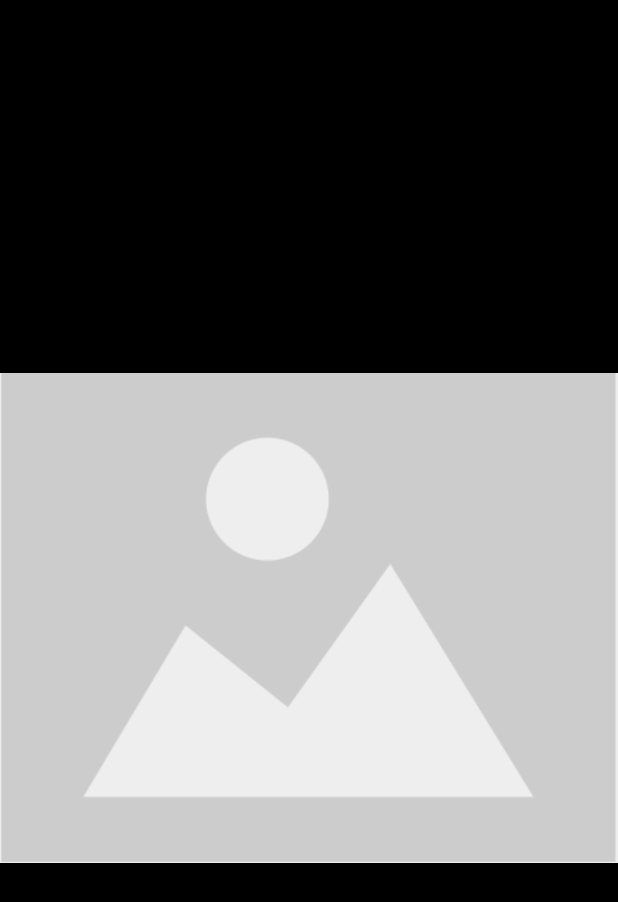
After one commit to anujpotdar/RedditClient, an Android app: the ImageActivity screen opened directly, with no data from a screen before it, on a phone screen of 412 x 824 dp. The commit adds this screen. Shown: the top 902 px of the screen. Run offline under Robolectric (Android 15) with nearby library versions, the phone set to English and light mode, and no system bars; our stand-ins replace data binding; network calls fail; pictures from the network do not load.

Commit message:
Open one image in another activity + bug fixes + UI

```diff
--- a/app/build.gradle
+++ b/app/build.gradle
@@ -41,7 +41,7 @@ dependencies {
     compile 'com.squareup.okhttp3:logging-interceptor:3.4.1'
     compile 'com.squareup.retrofit2:retrofit:2.1.0'// compulsory
     compile 'com.squareup.retrofit2:converter-gson:2.1.0' //for retrofit conversion
-    implementation ("com.github.bumptech.glide:glide:4.7.1") {
+    implementation("com.github.bumptech.glide:glide:4.7.1") {
         exclude group: "com.android.support"
     }
 }
--- a/app/src/main/AndroidManifest.xml
+++ b/app/src/main/AndroidManifest.xml
@@ -18,6 +18,7 @@
                 <category android:name="android.intent.category.LAUNCHER" />
             </intent-filter>
         </activity>
+        <activity android:name=".viewImage.ImageActivity"></activity>
     </application>
 
 </manifest>
--- a/app/src/main/java/com/anuj/potdar/redditclient/landingPage/fragment/HomePageFragment.java
+++ b/app/src/main/java/com/anuj/potdar/redditclient/landingPage/fragment/HomePageFragment.java
@@ -54,7 +54,6 @@ public class HomePageFragment extends Fragment {
     }
 
 
-
     public FragmentHomePageBinding getBinding() {
         return binding;
     }
--- a/app/src/main/java/com/anuj/potdar/redditclient/landingPage/viewmodel/HomePageViewModel.java
+++ b/app/src/main/java/com/anuj/potdar/redditclient/landingPage/viewmodel/HomePageViewModel.java
@@ -52,6 +52,7 @@ public class HomePageViewModel {
             @Override
             public boolean onQueryTextSubmit(String query) {
                 if(!query.trim().equals("") && query!=null){
+                    binding.swipeToRefresh.setRefreshing(true);
                     downloadUserEnteredFeed(query);
                 }
                 return false;
@@ -77,6 +78,7 @@ public class HomePageViewModel {
                         ArrayList<Child> children = (ArrayList<Child>)feed.getData().getChildren();
                         feedAdapter = new FeedAdapter(children,context);
                         binding.feedList.setAdapter(feedAdapter);
+                        binding.swipeToRefresh.setRefreshing(false);
                     }
 
                 }
@@ -84,7 +86,7 @@ public class HomePageViewModel {
 
             @Override
             public void onFailure(Call<Feed> call, Throwable t) {
-
+                binding.swipeToRefresh.setRefreshing(false);
             }
         });
     }
--- /dev/null
+++ b/app/src/main/java/com/anuj/potdar/redditclient/viewImage/ImageActivity.java
@@ -0,0 +1,35 @@
+package com.anuj.potdar.redditclient.viewImage;
+
+import android.databinding.DataBindingUtil;
+import android.support.v7.app.AppCompatActivity;
+import android.os.Bundle;
+
+import com.anuj.potdar.redditclient.R;
+import com.anuj.potdar.redditclient.databinding.ActivityImageBinding;
+import com.bumptech.glide.Glide;
+import com.bumptech.glide.load.engine.DiskCacheStrategy;
+import com.bumptech.glide.request.RequestOptions;
+
+public class ImageActivity extends AppCompatActivity {
+
+    ActivityImageBinding binding;
+
+    @Override
+    protected void onCreate(Bundle savedInstanceState) {
+        super.onCreate(savedInstanceState);
+        binding = DataBindingUtil.setContentView(this, R.layout.activity_image);
+
+        String imageUrl= getIntent().getStringExtra("imageUrl");
+
+        RequestOptions options = new RequestOptions()
+//                .centerCrop()
+                .diskCacheStrategy(DiskCacheStrategy.DATA)
+                .dontTransform()
+                .placeholder(R.drawable.imageloading)
+                .error(R.drawable.imageloading);
+
+        Glide.with(this).load(imageUrl).apply(options).into(binding.selectedImage);
+
+        setContentView(binding.getRoot());
+    }
+}
--- /dev/null
+++ b/app/src/main/res/layout/activity_image.xml
@@ -0,0 +1,18 @@
+<?xml version="1.0" encoding="utf-8"?>
+<layout>
+<RelativeLayout xmlns:android="http://schemas.android.com/apk/res/android"
+    xmlns:app="http://schemas.android.com/apk/res-auto"
+    xmlns:tools="http://schemas.android.com/tools"
+    android:layout_width="match_parent"
+    android:layout_height="match_parent"
+    android:background="#000000"
+    tools:context="com.anuj.potdar.redditclient.viewImage.ImageActivity">
+
+    <ImageView
+        android:id="@+id/selectedImage"
+        android:layout_width="match_parent"
+        android:layout_height="match_parent"
+        android:layout_centerInParent="true"/>
+
+</RelativeLayout>
+</layout>
--- a/app/src/main/res/layout/fragment_home_page.xml
+++ b/app/src/main/res/layout/fragment_home_page.xml
@@ -1,12 +1,16 @@
 <layout xmlns:app="http://schemas.android.com/apk/res-auto">
 <RelativeLayout xmlns:android="http://schemas.android.com/apk/res/android"
     xmlns:tools="http://schemas.android.com/tools"
+    android:focusable="true"
+    android:focusableInTouchMode="true"
+    android:background="@color/colorPrimary"
     android:layout_width="match_parent"
     android:layout_height="match_parent"
     tools:context="com.anuj.potdar.redditclient.landingPage.fragment.HomePageFragment">
 
     <android.support.v7.widget.SearchView
         android:id="@+id/searchBar"
+        android:background="#ffffff"
         android:layout_width="match_parent"
         android:layout_height="wrap_content"/>
 
--- a/app/src/main/res/layout/item_feed.xml
+++ b/app/src/main/res/layout/item_feed.xml
@@ -73,8 +73,7 @@
             <ImageView
                 android:id="@+id/contentImage"
                 android:layout_width="match_parent"
-                android:layout_height="wrap_content"
-
+                android:layout_height="250dp"
                 android:layout_centerHorizontal="true"
                 android:layout_marginBottom="10dp"/>
 
--- a/app/src/main/res/values/colors.xml
+++ b/app/src/main/res/values/colors.xml
@@ -1,6 +1,6 @@
 <?xml version="1.0" encoding="utf-8"?>
 <resources>
-    <color name="colorAccent">#3F51B5</color>
-    <color name="colorPrimaryDark">#303F9F</color>
+    <color name="colorAccent">#fa642d</color>
+    <color name="colorPrimaryDark">#fa642d</color>
     <color name="colorPrimary">#fa642d</color>
 </resources>
```
Also changed, not shown: app/src/main/java/com/anuj/potdar/redditclient/FeedAdapter.java (+25 -15 lines), app/src/main/java/com/anuj/potdar/redditclient/MainActivity.java (+7 -0 lines), app/src/main/res/drawable/imageloading.png (added).
